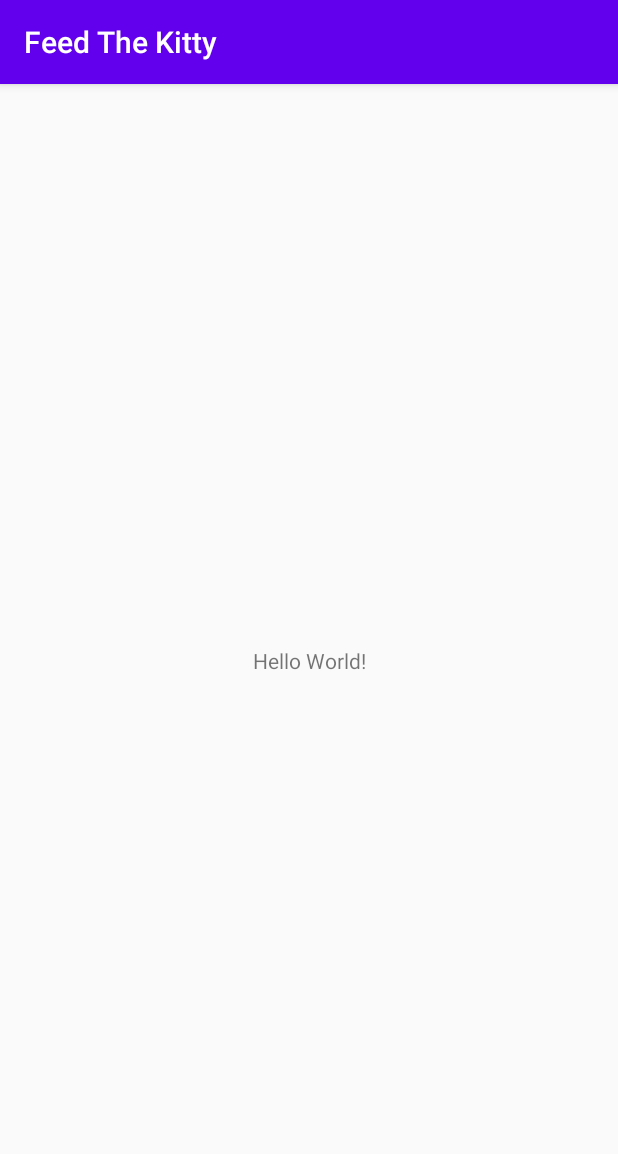
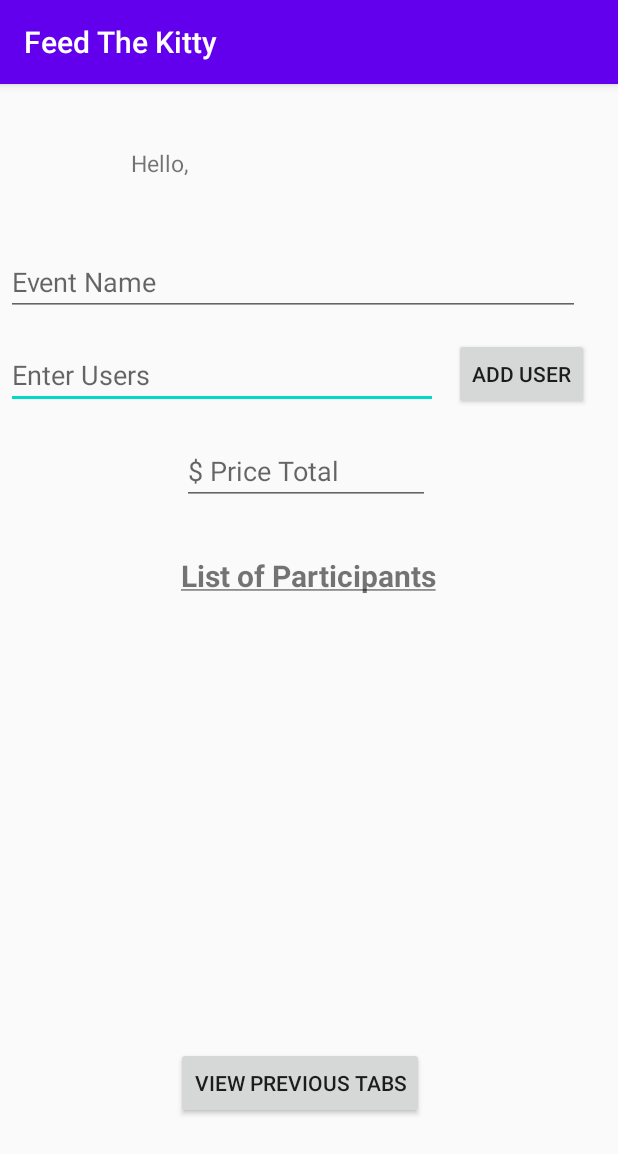
Before and after one commit to abelTeshome1/BillSplitterSimulation, an Android app: the DashBoard screen opened directly, with no data from a screen before it, on a phone screen of 412 x 824 dp. Shown: the top 1154 px of the screen. Run offline under Robolectric (Android 15) with nearby library versions, the phone set to English and light mode, and no system bars; our stand-ins replace Firebase (no records; nobody signed in at launch, a user with empty details on screens opened directly).

Commit message:
Adding Users

```diff
--- a/app/build.gradle
+++ b/app/build.gradle
@@ -38,5 +38,10 @@ dependencies {
     androidTestImplementation 'androidx.test.espresso:espresso-core:3.3.0'
     implementation platform('com.google.firebase:firebase-bom:26.1.0')
     implementation 'com.google.firebase:firebase-analytics-ktx'
+    implementation "androidx.cardview:cardview:1.0.0"
+
+    implementation 'com.android.support:recyclerview-v7:30.0.0'
+
+
 
 }
--- a/app/src/main/res/layout/activity_main.xml
+++ b/app/src/main/res/layout/activity_main.xml
@@ -1,18 +1,137 @@
 <?xml version="1.0" encoding="utf-8"?>
-<androidx.constraintlayout.widget.ConstraintLayout xmlns:android="http://schemas.android.com/apk/res/android"
+<RelativeLayout
+    xmlns:android="http://schemas.android.com/apk/res/android"
     xmlns:app="http://schemas.android.com/apk/res-auto"
     xmlns:tools="http://schemas.android.com/tools"
     android:layout_width="match_parent"
     android:layout_height="match_parent"
-    tools:context=".MainActivity">
+    tools:context=".MainActivity"
+    android:id = "@+id/parent_layout">
+
+    <AutoCompleteTextView
+        android:id="@+id/add_user"
+        android:layout_width="287dp"
+        android:layout_height="wrap_content"
+
+        android:layout_alignParentStart="true"
+        android:layout_alignParentTop="true"
+        android:layout_alignParentEnd="true"
+        android:layout_marginStart="4dp"
+        android:layout_marginTop="171dp"
+        android:layout_marginEnd="120dp"
+        android:completionHint="Enter Users"
+        android:completionThreshold="1"
+        android:hint="Enter Users"
+        android:lines="1"></AutoCompleteTextView>
+
+    <!--    <androidx.recyclerview.widget.RecyclerView-->
+<!--        android:id="@+id/recyclerview"-->
+<!--        class="androidx.appcompat.app.AlertController$RecycleListView"-->
+<!--        android:layout_width="match_parent"-->
+<!--        android:layout_height="284dp"-->
+<!--        android:layout_alignParentStart="true"-->
+<!--        android:layout_alignParentBottom="true"-->
+<!--        android:layout_marginStart="0dp"-->
+<!--        android:layout_marginBottom="-15dp">-->
+
+<!--    </androidx.recyclerview.widget.RecyclerView>-->
+
+    <EditText
+        android:id="@+id/event"
+        android:layout_width="382dp"
+        android:layout_height="wrap_content"
+        android:layout_alignParentStart="true"
+
+        android:layout_alignParentTop="true"
+        android:layout_alignParentEnd="true"
+        android:layout_centerHorizontal="true"
+        android:layout_marginStart="4dp"
+        android:layout_marginTop="109dp"
+        android:layout_marginEnd="25dp"
+        android:hint="Event Name"
+        android:lines="1"></EditText>
+
+    <EditText
+        android:id="@+id/price"
+        android:layout_width="165dp"
+        android:layout_height="wrap_content"
+
+        android:layout_alignParentStart="true"
+        android:layout_alignParentTop="true"
+        android:layout_alignParentEnd="true"
+        android:layout_centerHorizontal="true"
+        android:layout_marginStart="121dp"
+        android:layout_marginTop="235dp"
+        android:layout_marginEnd="125dp"
+        android:hint="$ Price Total "></EditText>
+
+    <ScrollView
+        android:id="@+id/userLayout"
+        android:layout_width="match_parent"
+        android:layout_height="207dp"
+
+        android:layout_alignParentStart="true"
+        android:layout_alignParentTop="true"
+        android:layout_alignParentEnd="true"
+        android:layout_marginStart="0dp"
+        android:layout_marginTop="355dp"
+        android:layout_marginEnd="-2dp"
+        android:layout_marginBottom="0dp"
+        android:orientation="horizontal">
+
+        <LinearLayout
+            android:id="@+id/linear"
+            android:layout_width="match_parent"
+            android:layout_height="match_parent"
+            android:gravity="center"
+            android:orientation="vertical">
+
+        </LinearLayout>
+    </ScrollView>
+
+    <Button
+        android:id="@+id/button1"
+        android:layout_width="wrap_content"
+        android:layout_height="wrap_content"
+        android:layout_alignParentTop="true"
+        android:layout_alignParentEnd="true"
+        android:layout_marginTop="169dp"
+        android:layout_marginEnd="19dp"
+        android:text="Add User" />
 
     <TextView
+        android:id="@+id/textView"
         android:layout_width="wrap_content"
         android:layout_height="wrap_content"
-        android:text="Hello World!"
-        app:layout_constraintBottom_toBottomOf="parent"
-        app:layout_constraintLeft_toLeftOf="parent"
-        app:layout_constraintRight_toRightOf="parent"
-        app:layout_constraintTop_toTopOf="parent" />
+        android:layout_alignParentTop="true"
+        android:layout_centerHorizontal="true"
+        android:layout_marginTop="314dp"
+        android:text="List of Participants"
+        android:textSize="20dp"
 
-</androidx.constraintlayout.widget.ConstraintLayout>
+        android:textStyle="bold" />
+
+    <Button
+        android:id="@+id/button"
+        android:layout_width="wrap_content"
+        android:layout_height="wrap_content"
+        android:layout_alignParentStart="true"
+        android:layout_alignParentBottom="true"
+        android:layout_centerHorizontal="true"
+        android:layout_marginStart="117dp"
+        android:layout_marginBottom="78dp"
+        android:layout_marginTop="100dp"
+        android:text="View Previous Tabs" />
+
+    <TextView
+        android:id="@+id/welcome"
+        android:layout_width="227dp"
+        android:layout_height="46dp"
+        android:layout_alignParentStart="true"
+        android:layout_alignParentTop="true"
+        android:layout_marginStart="87dp"
+        android:layout_marginTop="42dp"
+        android:textSize="15dp"
+         />
+
+</RelativeLayout>
--- a/app/src/main/res/layout/login.xml
+++ b/app/src/main/res/layout/login.xml
@@ -23,6 +23,7 @@
         android:layout_height="wrap_content"
 
         android:hint="Email"
+        android:text="iabespade@gmail.com"
         ></EditText>
 
     <EditText
@@ -31,6 +32,7 @@
         android:layout_height="wrap_content"
         android:layout_margin="5dp"
         android:hint="Password"
+        android:text="pikapika"
         ></EditText>
 
     <Button
--- a/app/src/main/res/layout/register.xml
+++ b/app/src/main/res/layout/register.xml
@@ -8,7 +8,6 @@
     android:layout_width="match_parent"
     android:layout_height="match_parent"
     android:padding="16dp">
-
 
 
     <TextView
```
Also changed, not shown: app/src/main/java/com/example/feedthekitty/DashBoard.kt (+136 -1 lines), app/src/main/java/com/example/feedthekitty/Login.kt (+10 -1 lines), app/src/main/java/com/example/feedthekitty/MainActivity.kt (+31 -9 lines).
